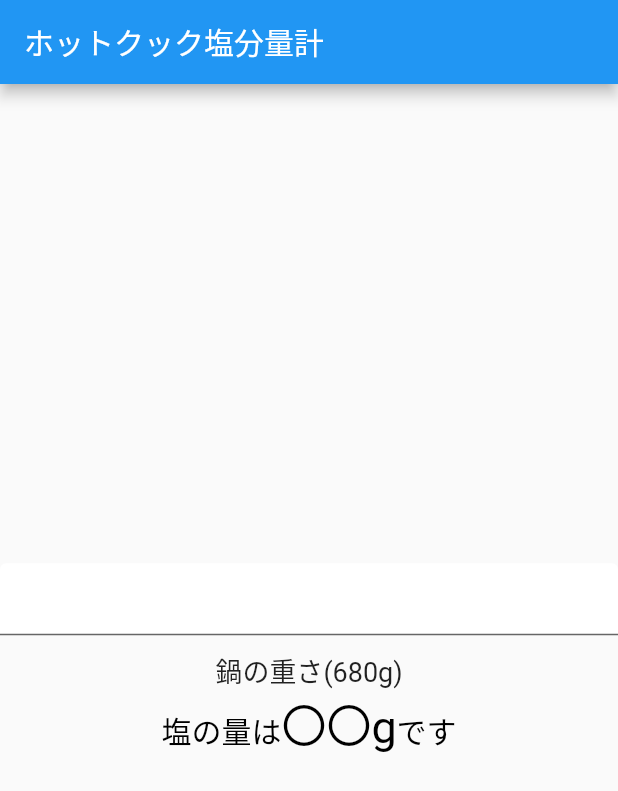
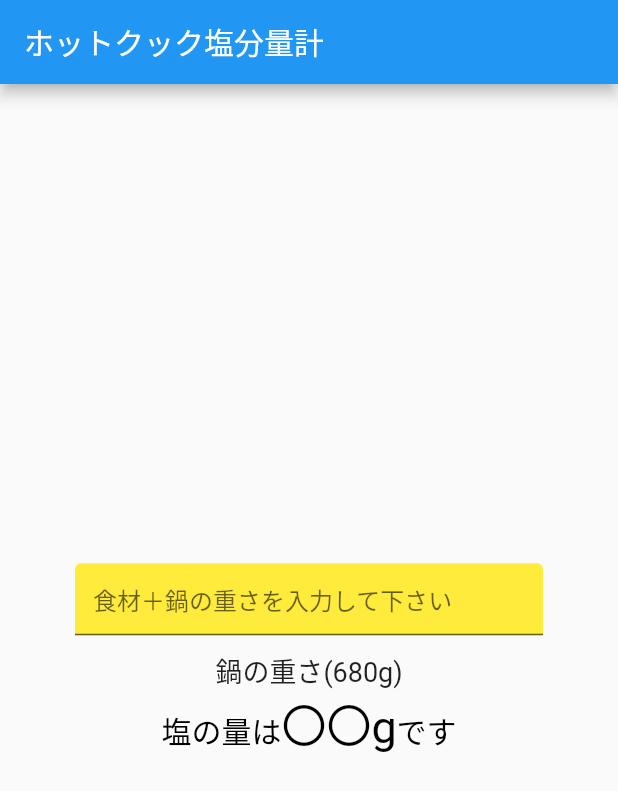
Before and after one commit to ntsts03/hotcookCalculator, a Flutter app: the screen it shows after launch, on a phone screen of 412 x 824 dp. Shown: the top 791 px of the screen. Run offline on Flutter 3.47's test engine with Material 2 defaults, Android fonts, the phone set to English and light mode, and no system bars.

Commit message:
TextFormFieldをデコレーション、onFieldSubmittedに変更

```diff
--- a/lib/main.dart
+++ b/lib/main.dart
@@ -43,20 +43,22 @@
         title: const Text('ホットクック塩分量計'),
       ),
       body: Center(
+        child: Container(
+          margin: const EdgeInsets.all(50),
           child: Column(
             mainAxisSize: MainAxisSize.min,
             children: [
               TextFormField(
                 keyboardType: TextInputType.number,
                 decoration: const InputDecoration(
-                fillColor: Colors.white,
+                  hintText: '食材＋鍋の重さを入力して下さい',
+                  fillColor: Colors.yellow,
                   filled: true,
                 ),
-              onChanged: (allWeight) {
+                onFieldSubmitted: (allWeight) {
                   foodWeightCalc(double.parse(allWeight));
                   soltWeightCalc(foodWeight);
                   setState(() {});
-                print(allWeight);
                 },
               ),
               const SizedBox(
@@ -85,6 +87,7 @@
             ],
           ),
         ),
+      ),
     );
   }
 }
```
Lines whose indentation alone changed are shown as unchanged.
